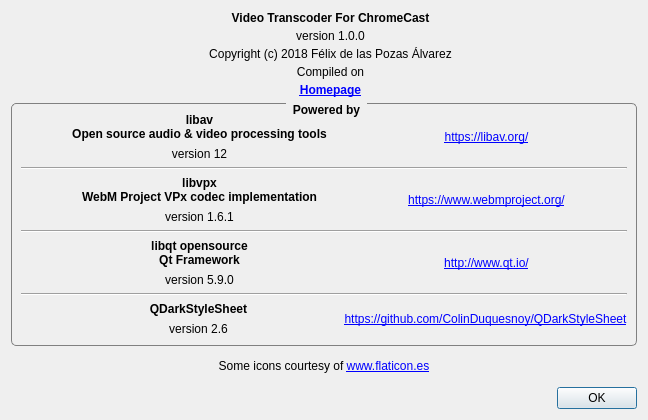
FelixdelasPozas/VideoTranscoderForChromecast, file AboutDialog.ui: the form before one commit.
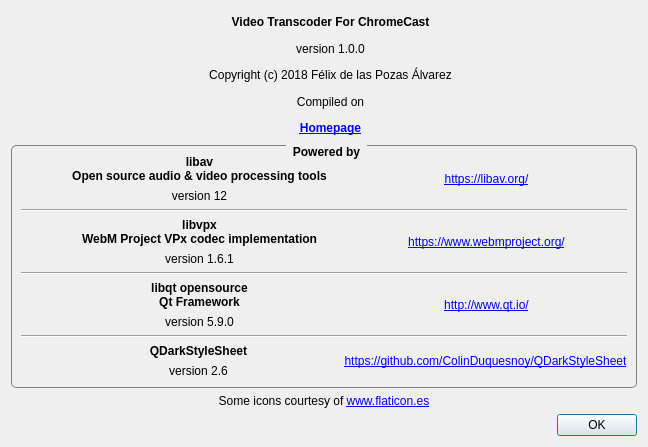
The form after the commit. Icons and pictures are not drawn.

```diff
--- a/AboutDialog.ui
+++ b/AboutDialog.ui
@@ -7,19 +7,19 @@
     <x>0</x>
     <y>0</y>
     <width>648</width>
-    <height>420</height>
+    <height>447</height>
    </rect>
   </property>
   <property name="minimumSize">
    <size>
     <width>648</width>
-    <height>420</height>
+    <height>447</height>
    </size>
   </property>
   <property name="maximumSize">
    <size>
     <width>648</width>
-    <height>420</height>
+    <height>447</height>
    </size>
   </property>
   <property name="windowTitle">
@@ -29,7 +29,7 @@
    <iconset resource="rsc/resources.qrc">
     <normaloff>:/VideoTranscoder/application.ico</normaloff>:/VideoTranscoder/application.ico</iconset>
   </property>
-  <layout class="QVBoxLayout" name="verticalLayout" stretch="1,1,0">
+  <layout class="QVBoxLayout" name="verticalLayout" stretch="1,0,0">
    <item>
     <layout class="QVBoxLayout" name="verticalLayout_2">
      <item>
```
